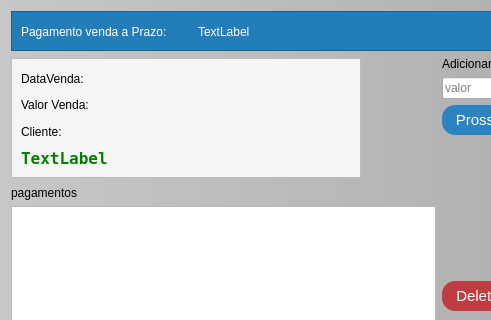
Before: the Qt Designer form entradasvendasprazo.ui in GabR36/QEstoqueLoja, drawn with Qt 5; both pictures show x 0 to 491 and y 0 to 320 of the 682 by 417 pixel window.
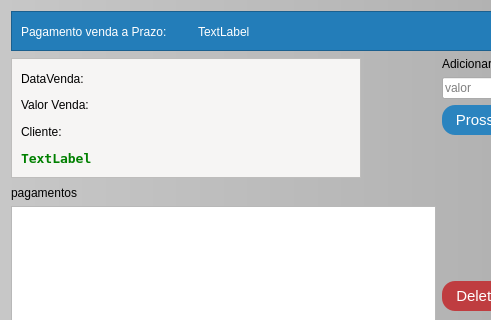
After: the same form once the commit is applied.

Commit message: arrumado bugs janela pagamentos

```diff
--- a/entradasvendasprazo.ui
+++ b/entradasvendasprazo.ui
@@ -197,7 +197,7 @@
          <property name="font">
           <font>
            <family>DejaVu Sans Mono</family>
-           <pointsize>12</pointsize>
+           <pointsize>10</pointsize>
            <italic>false</italic>
            <bold>true</bold>
           </font>
```
Left out of the diff: 5 changed lines with no effect on the pictures. The commit also changes 1 other file.
